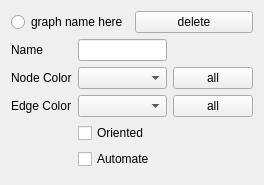
Before: the Qt Designer form src/Interface/GraphPropertiesWidget.ui in KDE/rocs, drawn with Qt 5.
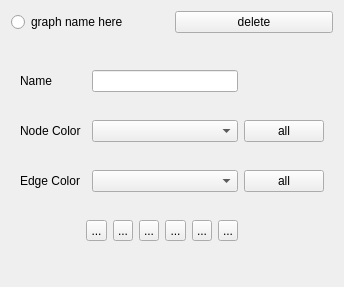
After: the same form once the commit is applied. Custom widgets are drawn as their Qt base class.

Commit message: changed the layout of the Graph Properties, with a few more buttons. fixed the placement of the name and value of nodes on the canvas.

What changed in the file:
```diff
--- a/src/Interface/GraphPropertiesWidget.ui
+++ b/src/Interface/GraphPropertiesWidget.ui
@@ -6,8 +6,8 @@
    <rect>
     <x>0</x>
     <y>0</y>
-    <width>264</width>
-    <height>185</height>
+    <width>344</width>
+    <height>287</height>
    </rect>
   </property>
   <property name="maximumSize">
@@ -53,26 +53,27 @@
       </size>
      </property>
      <layout class="QGridLayout" name="gridLayout">
-      <property name="sizeConstraint">
-       <enum>QLayout::SetMinimumSize</enum>
-      </property>
-      <property name="margin">
-       <number>0</number>
-      </property>
-      <item row="0" column="1">
+      <item row="0" column="0">
+       <widget class="QLabel" name="label">
+        <property name="text">
+         <string>Name</string>
+        </property>
+       </widget>
+      </item>
+      <item row="0" column="2">
        <widget class="KLineEdit" name="_graphName"/>
       </item>
-      <item row="1" column="0">
+      <item row="1" column="0" colspan="2">
        <widget class="QLabel" name="label_2">
         <property name="text">
          <string>Node Color</string>
         </property>
        </widget>
       </item>
-      <item row="1" column="1">
-       <widget class="KColorCombo" name="_graphNodeColor"/>
-      </item>
       <item row="1" column="2">
+       <widget class="KColorCombo" name="_graphNodeColor"/>
+      </item>
+      <item row="1" column="3">
        <widget class="KPushButton" name="_graphNodeColorApplyNow">
         <property name="text">
          <string>all</string>
@@ -86,36 +87,79 @@
         </property>
        </widget>
       </item>
-      <item row="2" column="1">
-       <widget class="KColorCombo" name="_graphEdgeColor"/>
-      </item>
       <item row="2" column="2">
+       <widget class="KColorCombo" name="_graphEdgeColor"/>
+      </item>
+      <item row="2" column="3">
        <widget class="KPushButton" name="_graphEdgeColorApplyNow">
         <property name="text">
          <string>all</string>
         </property>
        </widget>
       </item>
-      <item row="3" column="1">
-       <widget class="QCheckBox" name="_graphOriented">
+      <item row="3" column="1" colspan="2">
+       <layout class="QHBoxLayout" name="horizontalLayout_2">
+        <item>
+         <widget class="QToolButton" name="_graphOriented">
         <property name="text">
-         <string>Oriented</string>
-        </property>
-       </widget>
-      </item>
-      <item row="4" column="1">
-       <widget class="QCheckBox" name="_graphAutomate">
+           <string>...</string>
+          </property>
+          <property name="checkable">
+           <bool>true</bool>
+          </property>
+         </widget>
+        </item>
+        <item>
+         <widget class="QToolButton" name="_graphAutomate">
         <property name="text">
-         <string>Automate</string>
-        </property>
-       </widget>
-      </item>
-      <item row="0" column="0">
-       <widget class="QLabel" name="label">
+           <string>...</string>
+          </property>
+          <property name="checkable">
+           <bool>true</bool>
+          </property>
+         </widget>
+        </item>
+        <item>
+         <widget class="QToolButton" name="_showNodeNames">
         <property name="text">
-         <string>Name</string>
-        </property>
-       </widget>
+           <string>...</string>
+          </property>
+          <property name="checkable">
+           <bool>true</bool>
+          </property>
+         </widget>
+        </item>
+        <item>
+         <widget class="QToolButton" name="_showEdgeNames">
+          <property name="text">
+           <string>...</string>
+          </property>
+          <property name="checkable">
+           <bool>true</bool>
+          </property>
+         </widget>
+        </item>
+        <item>
+         <widget class="QToolButton" name="_showNodeValues">
+          <property name="text">
+           <string>...</string>
+          </property>
+          <property name="checkable">
+           <bool>true</bool>
+          </property>
+         </widget>
+        </item>
+        <item>
+         <widget class="QToolButton" name="_showEdgeValues">
+          <property name="text">
+           <string>...</string>
+          </property>
+          <property name="checkable">
+           <bool>true</bool>
+          </property>
+         </widget>
+        </item>
+       </layout>
       </item>
      </layout>
     </widget>
```
Lines whose indentation alone changed are shown as unchanged. The commit also changes 9 other files.
